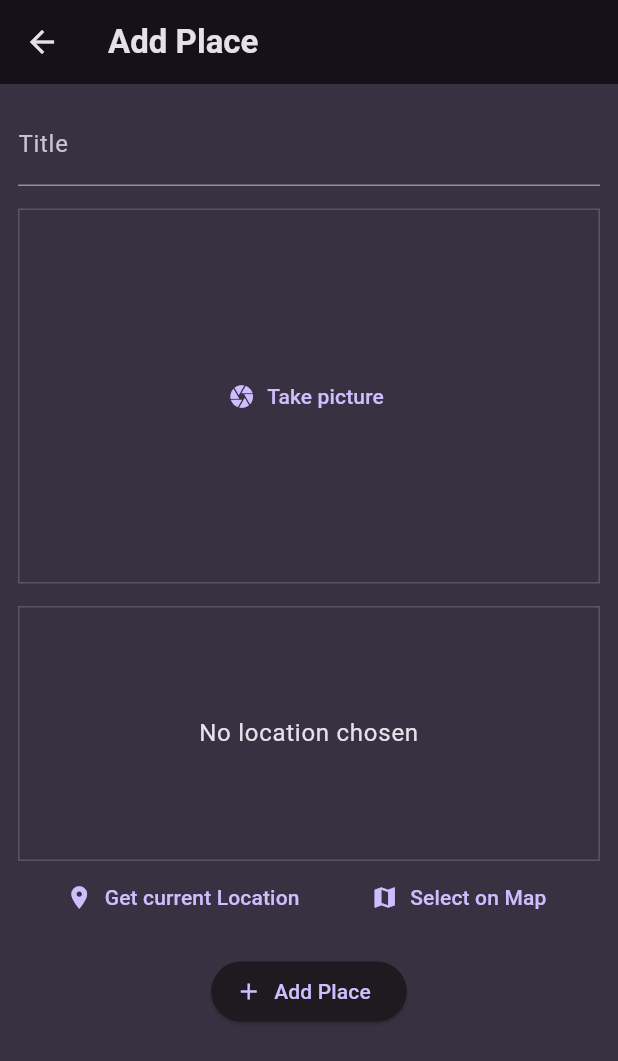
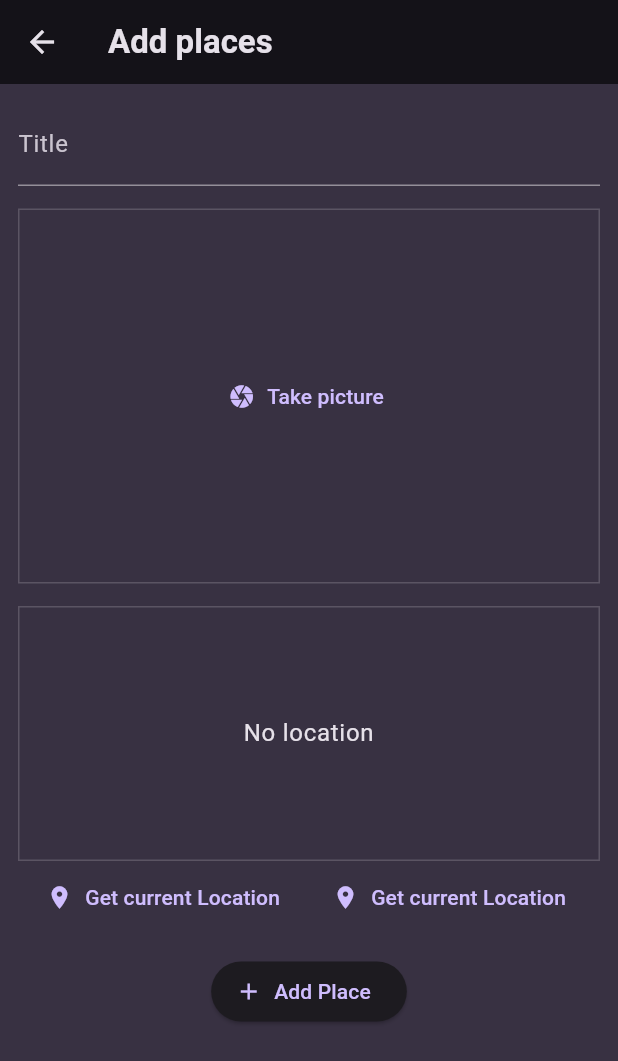
Before and after one commit to shallwebegin/final_favorite_places, a Flutter app: the screen it shows after launch, after a tap on the "add" icon, on a phone screen of 412 x 824 dp. Shown: the top 1061 px of the screen. Run offline on Flutter 3.47's test engine with Material 3 defaults, Android fonts, the phone set to English and light mode, and no system bars; our stand-ins replace flutter_riverpod, google_fonts, google_maps_flutter, image_picker, location; network calls fail.

Commit message:
training map

```diff
--- a/lib/main.dart
+++ b/lib/main.dart
@@ -1,8 +1,8 @@
-import 'package:newnew_favorite_places/screens/places.dart';
 import 'package:flutter/material.dart';
 import 'package:flutter_riverpod/flutter_riverpod.dart';
 
 import 'package:google_fonts/google_fonts.dart';
+import 'package:newnew_favorite_places/screens/place.dart';
 
 final colorScheme = ColorScheme.fromSeed(
   brightness: Brightness.dark,
--- a/lib/models/place.dart
+++ b/lib/models/places.dart
@@ -13,12 +13,8 @@ class PlaceLocation {
 }
 
 class Place {
-  Place(
-      {required this.title,
-      required this.image,
-      required this.location,
-      String? id})
-      : id = id ?? uuid.v4();
+  Place({required this.title, required this.image, required this.location})
+      : id = uuid.v4();
   final String id;
   final String title;
   final File image;
--- a/lib/providers/user_provider.dart
+++ b/lib/providers/user_provider.dart
@@ -1,63 +1,12 @@
 import 'dart:io';
 
-import 'package:newnew_favorite_places/models/place.dart';
 import 'package:flutter_riverpod/flutter_riverpod.dart';
-import 'package:path_provider/path_provider.dart' as syspaths;
-import 'package:sqflite/sqflite.dart' as sql;
-import 'package:sqflite/sqlite_api.dart';
-import 'package:path/path.dart' as path;
-
-Future<Database> _getDataBase() async {
-  final dbPath = await sql.getDatabasesPath();
-  final db = await sql.openDatabase(
-    path.join(dbPath, 'places.db'),
-    onCreate: (db, version) {
-      return db.execute(
-          'CREATE TABLE user_places(id TEXT PRIMARY KEY, title TEXT, image TEXT, lat REAL, lng REAL, address TEXT)');
-    },
-    version: 1,
-  );
-  return db;
-}
+import 'package:newnew_favorite_places/models/places.dart';
 
 class UserPlaceNotifier extends StateNotifier<List<Place>> {
   UserPlaceNotifier() : super(const []);
-  Future<void> loadPlaces() async {
-    final db = await _getDataBase();
-    final data = await db.query('user_places');
-    final places = data
-        .map(
-          (row) => Place(
-            id: row['id'] as String,
-            title: row['title'] as String,
-            image: File(row['image'] as String),
-            location: PlaceLocation(
-                address: row['address'] as String,
-                latitude: row['lat'] as double,
-                longitude: row['lng'] as double),
-          ),
-        )
-        .toList();
-    state = places;
-  }
-
-  void addPlace(String title, File image, PlaceLocation location) async {
-    final appDir = await syspaths.getApplicationDocumentsDirectory();
-    final fileName = path.basename(image.path);
-    final copiedImage = await image.copy('${appDir.path}/$fileName');
-    final newPlace =
-        Place(title: title, image: copiedImage, location: location);
-
-    final db = await _getDataBase();
-    db.insert('user_places', {
-      'id': newPlace.id,
-      'title': newPlace.title,
-      'image': newPlace.image.path,
-      'lat': newPlace.location.latitude,
-      'lng': newPlace.location.longitude,
-      'address': newPlace.location.address,
-    });
-
+  void addPlace(String title, File image, PlaceLocation location) {
+    final newPlace = Place(title: title, image: image, location: location);
     state = [newPlace, ...state];
   }
 }
--- a/lib/screens/add_place.dart
+++ b/lib/screens/add_place.dart
@@ -1,11 +1,11 @@
 import 'dart:io';
 
-import 'package:newnew_favorite_places/models/place.dart';
+import 'package:flutter/material.dart';
+import 'package:flutter_riverpod/flutter_riverpod.dart';
+import 'package:newnew_favorite_places/models/places.dart';
 import 'package:newnew_favorite_places/providers/user_provider.dart';
 import 'package:newnew_favorite_places/widgets/image_input.dart';
 import 'package:newnew_favorite_places/widgets/location_input.dart';
-import 'package:flutter/material.dart';
-import 'package:flutter_riverpod/flutter_riverpod.dart';
 
 class AddPlaceScreen extends ConsumerStatefulWidget {
   const AddPlaceScreen({super.key});
@@ -16,14 +16,14 @@ class AddPlaceScreen extends ConsumerStatefulWidget {
 
 class _AddPlaceScreenState extends ConsumerState<AddPlaceScreen> {
   final _titleController = TextEditingController();
+  @override
+  void dispose() {
+    super.dispose();
+    _titleController.dispose();
+  }
+
   File? _selectedImage;
   PlaceLocation? _selectedLocation;
-  @override
-  void dispose() {
-    _titleController.dispose();
-    super.dispose();
-  }
-
   void savePlace() {
     final enteredTitle = _titleController.text;
     if (enteredTitle.isEmpty ||
@@ -33,7 +33,7 @@ class _AddPlaceScreenState extends ConsumerState<AddPlaceScreen> {
     }
     ref
         .read(userPlaceProvider.notifier)
-        .addPlace(_titleController.text, _selectedImage!, _selectedLocation!);
+        .addPlace(enteredTitle, _selectedImage!, _selectedLocation!);
     Navigator.of(context).pop();
   }
 
@@ -41,7 +41,7 @@ class _AddPlaceScreenState extends ConsumerState<AddPlaceScreen> {
   Widget build(BuildContext context) {
     return Scaffold(
       appBar: AppBar(
-        title: const Text('Add Place'),
+        title: const Text('Add places'),
       ),
       body: SingleChildScrollView(
         padding: const EdgeInsets.all(12),
@@ -65,7 +65,7 @@ class _AddPlaceScreenState extends ConsumerState<AddPlaceScreen> {
               height: 15,
             ),
             LocationInput(
-              onSelectLocation: (location) {
+              onPickLocation: (location) {
                 _selectedLocation = location;
               },
             ),
--- /dev/null
+++ b/lib/screens/place.dart
@@ -0,0 +1,32 @@
+import 'package:flutter/material.dart';
+import 'package:flutter_riverpod/flutter_riverpod.dart';
+import 'package:newnew_favorite_places/providers/user_provider.dart';
+import 'package:newnew_favorite_places/screens/add_place.dart';
+import 'package:newnew_favorite_places/widgets/place_list.dart';
+
+class PlacesScreen extends ConsumerWidget {
+  const PlacesScreen({super.key});
+
+  @override
+  Widget build(BuildContext context, WidgetRef ref) {
+    final newPlace = ref.watch(userPlaceProvider);
+    return Scaffold(
+      appBar: AppBar(
+        title: const Text('Your Places'),
+        actions: [
+          IconButton(
+            onPressed: () {
+              Navigator.of(context).push(
+                MaterialPageRoute(
+                  builder: (context) => const AddPlaceScreen(),
+                ),
+              );
+            },
+            icon: const Icon(Icons.add),
+          ),
+        ],
+      ),
+      body: PlaceList(places: newPlace),
+    );
+  }
+}
--- a/lib/screens/places.dart
+++ /dev/null
@@ -1,56 +0,0 @@
-import 'package:newnew_favorite_places/providers/user_provider.dart';
-import 'package:newnew_favorite_places/screens/add_place.dart';
-import 'package:newnew_favorite_places/widgets/place_list.dart';
-import 'package:flutter/material.dart';
-import 'package:flutter_riverpod/flutter_riverpod.dart';
-
-class PlacesScreen extends ConsumerStatefulWidget {
-  const PlacesScreen({super.key});
-  @override
-  ConsumerState<ConsumerStatefulWidget> createState() {
-    return _PlacesScreenState();
-  }
-}
-
-class _PlacesScreenState extends ConsumerState<PlacesScreen> {
-  late Future<void> _placesFuture;
-  @override
-  void initState() {
-    super.initState();
-    _placesFuture = ref.read(userPlaceProvider.notifier).loadPlaces();
-  }
-
-  @override
-  Widget build(BuildContext context) {
-    final newPlace = ref.watch(userPlaceProvider);
-    return Scaffold(
-      appBar: AppBar(
-        title: const Text('Your Place'),
-        actions: [
-          IconButton(
-            onPressed: () {
-              Navigator.of(context).push(
-                MaterialPageRoute(
-                  builder: (context) => const AddPlaceScreen(),
-                ),
-              );
-            },
-            icon: const Icon(Icons.add),
-          ),
-        ],
-      ),
-      body: Padding(
-        padding: const EdgeInsets.all(8.0),
-        child: FutureBuilder(
-          future: _placesFuture,
-          builder: (context, snapshot) =>
-              snapshot.connectionState == ConnectionState.waiting
-                  ? const Center(
-                      child: CircularProgressIndicator(),
-                    )
-                  : PlaceList(places: newPlace),
-        ),
-      ),
-    );
-  }
-}
--- a/lib/widgets/image_input.dart
+++ b/lib/widgets/image_input.dart
@@ -37,21 +37,25 @@ class _ImageInputState extends State<ImageInput> {
         onTap: takePicture,
         child: Image.file(
           _selectedImage!,
-          width: double.infinity,
           fit: BoxFit.cover,
         ),
       );
     }
-    return Container(
+    return Column(
+      children: [
+        Container(
           decoration: BoxDecoration(
             border: Border.all(
               width: 1,
-          color: Theme.of(context).colorScheme.onBackground.withOpacity(0.2),
+              color:
+                  Theme.of(context).colorScheme.onBackground.withOpacity(0.2),
             ),
           ),
           height: 250,
           width: double.infinity,
           child: content,
+        ),
+      ],
     );
   }
 }
--- a/lib/widgets/location_input.dart
+++ b/lib/widgets/location_input.dart
@@ -1,15 +1,13 @@
 import 'dart:convert';
 
 import 'package:flutter/material.dart';
-import 'package:google_maps_flutter/google_maps_flutter.dart';
 import 'package:location/location.dart';
 import 'package:http/http.dart' as http;
-import 'package:newnew_favorite_places/models/place.dart';
-import 'package:newnew_favorite_places/screens/map.dart';
+import 'package:newnew_favorite_places/models/places.dart';
 
 class LocationInput extends StatefulWidget {
-  const LocationInput({super.key, required this.onSelectLocation});
-  final void Function(PlaceLocation location) onSelectLocation;
+  const LocationInput({super.key, required this.onPickLocation});
+  final void Function(PlaceLocation location) onPickLocation;
 
   @override
   State<LocationInput> createState() => _LocationInputState();
@@ -18,31 +16,15 @@ class LocationInput extends StatefulWidget {
 class _LocationInputState extends State<LocationInput> {
   PlaceLocation? _pickedLocation;
   var _isGettingLocation = false;
-  String get locationImage {
-    if (_pickedLocation == null) {
-      return '';
-    }
+  String get loadedImage {
     final lat = _pickedLocation!.latitude;
     final lng = _pickedLocation!.longitude;
-    return 'https://maps.googleapis.com/maps/api/staticmap?center=$lat,$lng=&zoom=13&size=600x300&maptype=roadmap&markers=color:red%7Clabel:S%7C$lat,$lng&key=AIzaSyAYCGH2GpqvRx14zjXHLK4KIpl9SZ6PoVE';
-  }
 
-  Future<void> _savePlace(double latitude, double longitude) async {
-    final url = Uri.parse(
-        'https://maps.googleapis.com/maps/api/geocode/json?latlng=$latitude,$longitude&key=AIzaSyAYCGH2GpqvRx14zjXHLK4KIpl9SZ6PoVE');
-    final response = await http.get(url);
-    final resData = json.decode(response.body);
-    final address = resData['results'][0]['formatted_address'];
-    setState(() {
-      _pickedLocation = PlaceLocation(
-          address: address, latitude: latitude, longitude: longitude);
-      _isGettingLocation = false;
-    });
-    widget.onSelectLocation(_pickedLocation!);
+    return 'https://maps.googleapis.com/maps/api/staticmap?center=$lat,$lng=&zoom=16&size=600x300&maptype=roadmap&markers=color:red%7Clabel:S%7C$lat,$lng&key=AIzaSyAYCGH2GpqvRx14zjXHLK4KIpl9SZ6PoVE';
   }
 
   void _getCurrentLocation() async {
-    Location location = new Location();
+    Location location = Location();
 
     bool serviceEnabled;
     PermissionStatus permissionGranted;
@@ -66,33 +48,30 @@ class _LocationInputState extends State<LocationInput> {
     setState(() {
       _isGettingLocation = true;
     });
-
     locationData = await location.getLocation();
     final lat = locationData.latitude;
     final lng = locationData.longitude;
-
     if (lat == null || lng == null) {
       return;
     }
-    _savePlace(lat, lng);
-  }
+    final url = Uri.parse(
+        'https://maps.googleapis.com/maps/api/geocode/json?latlng=$lat,$lng&key=AIzaSyAYCGH2GpqvRx14zjXHLK4KIpl9SZ6PoVE');
+    final response = await http.get(url);
+    final resData = json.decode(response.body);
+    final address = resData['results'][0]['formatted_address'];
 
-  void _selectOnMap() async {
-    final pickedLocation = await Navigator.of(context).push<LatLng>(
-      MaterialPageRoute(
-        builder: (context) => const MapScreen(),
-      ),
-    );
-    if (pickedLocation == null) {
-      return;
-    }
-    _savePlace(pickedLocation.latitude, pickedLocation.longitude);
+    setState(() {
+      _pickedLocation =
+          PlaceLocation(address: address, latitude: lat, longitude: lng);
+      _isGettingLocation = false;
+    });
+    widget.onPickLocation(_pickedLocation!);
   }
 
   @override
   Widget build(BuildContext context) {
     Widget previewContent = Text(
-      'No location chosen',
+      'No location',
       textAlign: TextAlign.center,
       style: Theme.of(context)
           .textTheme
@@ -101,7 +80,7 @@ class _LocationInputState extends State<LocationInput> {
     );
     if (_pickedLocation != null) {
       previewContent = Image.network(
-        locationImage,
+        loadedImage,
         fit: BoxFit.cover,
         width: double.infinity,
         height: double.infinity,
@@ -113,9 +92,6 @@ class _LocationInputState extends State<LocationInput> {
     return Column(
       children: [
         Container(
-          height: 170,
-          width: double.infinity,
-          alignment: Alignment.center,
           decoration: BoxDecoration(
             border: Border.all(
               width: 1,
@@ -123,6 +99,9 @@ class _LocationInputState extends State<LocationInput> {
                   Theme.of(context).colorScheme.onBackground.withOpacity(0.2),
             ),
           ),
+          height: 170,
+          width: double.infinity,
+          alignment: Alignment.center,
           child: previewContent,
         ),
         Row(
@@ -134,9 +113,9 @@ class _LocationInputState extends State<LocationInput> {
               label: const Text('Get current Location'),
             ),
             TextButton.icon(
-              onPressed: _selectOnMap,
-              icon: const Icon(Icons.map),
-              label: const Text('Select on Map'),
+              onPressed: () {},
+              icon: const Icon(Icons.location_on),
+              label: const Text('Get current Location'),
             ),
           ],
         ),
--- a/lib/widgets/place_list.dart
+++ b/lib/widgets/place_list.dart
@@ -1,5 +1,5 @@
-import 'package:newnew_favorite_places/models/place.dart';
 import 'package:flutter/material.dart';
+import 'package:newnew_favorite_places/models/places.dart';
 import 'package:newnew_favorite_places/screens/place_detail.dart';
 
 class PlaceList extends StatelessWidget {
@@ -14,7 +14,7 @@ class PlaceList extends StatelessWidget {
           'No places added yet',
           style: Theme.of(context)
               .textTheme
-              .titleMedium!
+              .bodyLarge!
               .copyWith(color: Theme.of(context).colorScheme.onBackground),
         ),
       );
@@ -22,26 +22,18 @@ class PlaceList extends StatelessWidget {
     return ListView.builder(
       itemCount: places.length,
       itemBuilder: (context, index) => ListTile(
+        onTap: () {
+          Navigator.of(context).push(
+            MaterialPageRoute(
+              builder: (context) => PlaceDetailScreen(place: places[index]),
+            ),
+          );
+        },
         title: Text(places[index].title),
         leading: CircleAvatar(
           backgroundImage: FileImage(places[index].image),
         ),
-        subtitle: Text(
-          places[index].location.address,
-          style: Theme.of(context)
-              .textTheme
-              .bodySmall!
-              .copyWith(color: Theme.of(context).colorScheme.onBackground),
-        ),
-        onTap: () {
-          Navigator.of(context).push(
-            MaterialPageRoute(
-              builder: (context) => PlaceDetailScreen(
-                place: places[index],
-              ),
-            ),
-          );
-        },
+        subtitle: Text(places[index].location.address),
       ),
     );
   }
```
Also changed, not shown: lib/screens/map.dart (+14 -34 lines), lib/screens/place_detail.dart (+14 -12 lines). Lines whose indentation alone changed are shown as unchanged.
